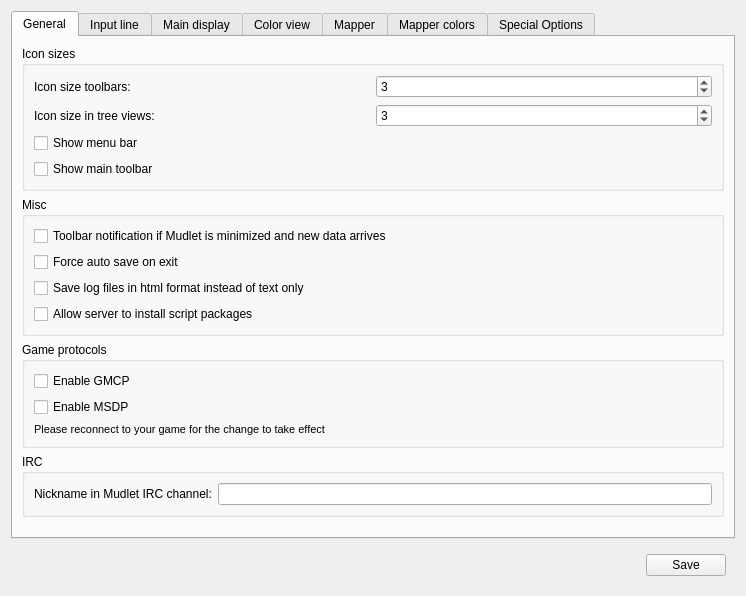
Qt form src/ui/profile_preferences.ui (Mudlet/Mudlet) before a commit.
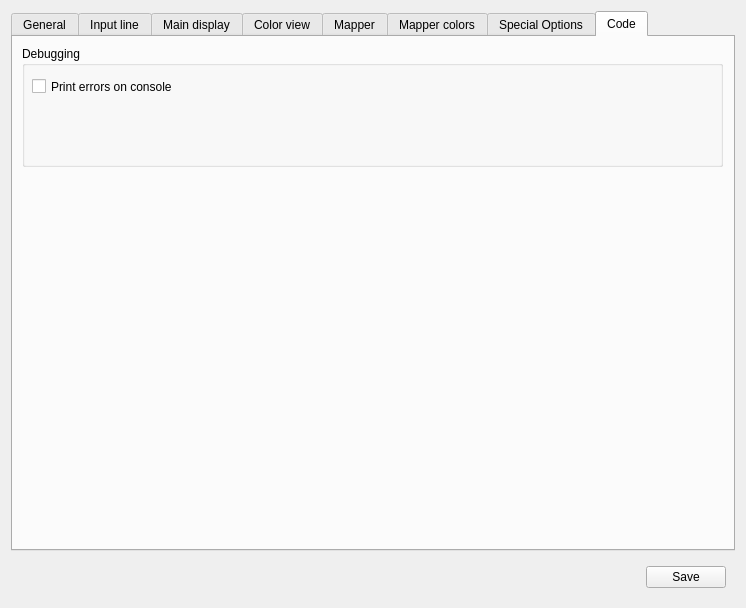
The same form after that commit. Icons and pictures are not drawn.

Commit message: added dump error to command line

Diff of the .ui file:
```diff
--- a/src/ui/profile_preferences.ui
+++ b/src/ui/profile_preferences.ui
@@ -7,7 +7,7 @@
     <x>0</x>
     <y>0</y>
     <width>744</width>
-    <height>596</height>
+    <height>608</height>
    </rect>
   </property>
   <property name="sizePolicy">
@@ -42,7 +42,7 @@
       <enum>QTabWidget::Rounded</enum>
      </property>
      <property name="currentIndex">
-      <number>0</number>
+      <number>7</number>
      </property>
      <widget class="QWidget" name="General">
       <property name="sizePolicy">
@@ -1890,6 +1890,40 @@
        </item>
       </layout>
      </widget>
+     <widget class="QWidget" name="code_tab">
+      <property name="whatsThis">
+       <string/>
+      </property>
+      <attribute name="title">
+       <string>Code</string>
+      </attribute>
+      <widget class="QGroupBox" name="groupBox_17">
+       <property name="geometry">
+        <rect>
+         <x>9</x>
+         <y>9</y>
+         <width>701</width>
+         <height>121</height>
+        </rect>
+       </property>
+       <property name="title">
+        <string>Debugging</string>
+       </property>
+       <widget class="QCheckBox" name="mLogErrorOnConsole">
+        <property name="geometry">
+         <rect>
+          <x>10</x>
+          <y>30</y>
+          <width>680</width>
+          <height>21</height>
+         </rect>
+        </property>
+        <property name="text">
+         <string>Print errors on console</string>
+        </property>
+       </widget>
+      </widget>
+     </widget>
     </widget>
    </item>
    <item>
```
The commit also changes 6 other files.
